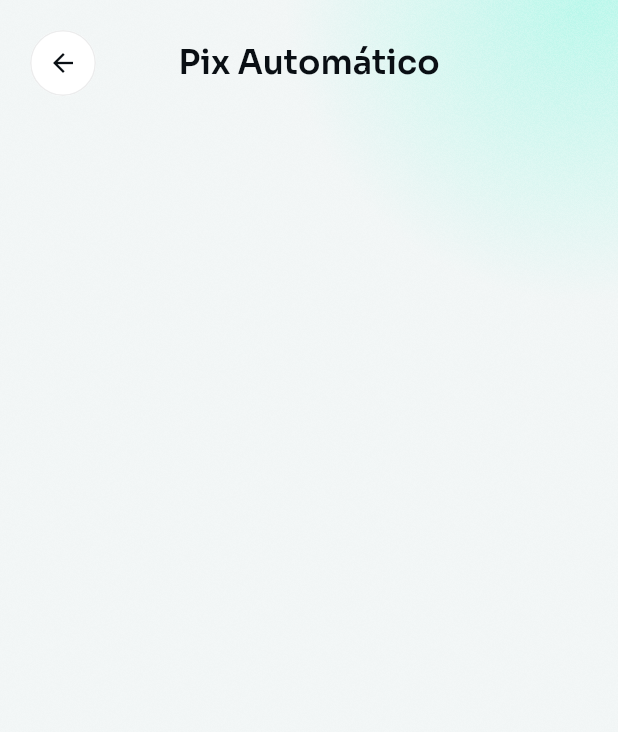
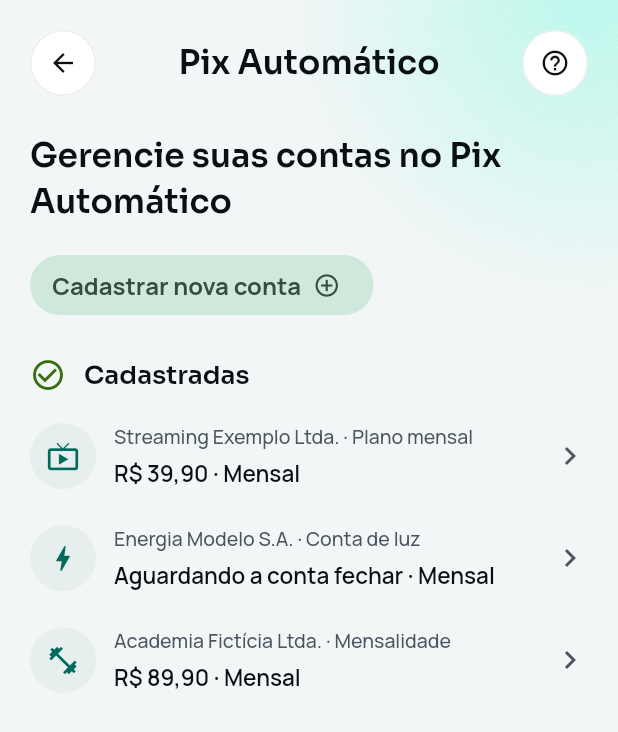
Before and after one commit to renatomf/next-bank, a Flutter app: the PixAutomaticScreen screen opened by its route, on a phone screen of 412 x 824 dp. Shown: the top 732 px of the screen. Run offline on Flutter 3.47's test engine with Material 3 defaults, Android fonts, the phone set to English and light mode, and no system bars; our stand-ins replace copy_with_extension, dio, flutter_riverpod, flutter_secure_storage, go_router, local_auth and 2 more; missing offline and left inert: local_auth_android, mobile_scanner, qr; accounts and stored records are empty; project files that could hold a hidden picture were left out.

Commit message:
feat(mobile): lay out the Pix Automático screen, layout only
The blank screen gets the registered accounts: three made-up companies,
each opening a sheet with its details, the payer being the customer with
the CPF masked (READ-02). Registering, help, Definir, the category and
Abrir say they are coming. The examples live in their own file, to go
when Pix Automático comes from the server.

Co-Authored-By: Claude Opus 5.5 <noreply@anthropic.com>

```diff
--- /dev/null
+++ b/apps/mobile/lib/features/pix/presentation/automatic/automatic_payment_tile.dart
@@ -0,0 +1,72 @@
+import 'package:design_system/design_system.dart';
+import 'package:flutter/material.dart';
+import 'package:next_bank/features/pix/presentation/automatic/example_automatic_payments.dart';
+
+/// One account in Pix Automático: its icon in a circle, the company and
+/// what it is, the amount and how often, and an arrow to its details.
+class AutomaticPaymentTile extends StatelessWidget {
+  /// Creates the row for [payment].
+  const new({required this.payment, required this.onTap, super.key});
+
+  /// The account shown.
+  final ExampleAutomaticPayment payment;
+
+  /// Opens the account's details.
+  final VoidCallback onTap;
+
+  @override
+  Widget build(BuildContext context) {
+    final colors = context.nbColors;
+    final title = '${payment.company} · ${payment.description}';
+    final amount = '${payment.amount} · ${payment.frequency}';
+
+    return Semantics(
+      button: true,
+      label: '$title. $amount',
+      onTap: onTap,
+      excludeSemantics: true,
+      child: InkWell(
+        onTap: onTap,
+        borderRadius: BorderRadius.circular(NbRadius.boxInner),
+        child: Padding(
+          padding: const EdgeInsets.symmetric(vertical: NbSpace.md),
+          child: Row(
+            children: [
+              Container(
+                width: NbSize.touch,
+                height: NbSize.touch,
+                decoration: BoxDecoration(
+                  color: colors.surface2,
+                  shape: BoxShape.circle,
+                ),
+                child: Icon(
+                  payment.icon,
+                  size: NbSize.icon,
+                  color: colors.accent,
+                ),
+              ),
+              const SizedBox(width: NbSpace.md),
+              Expanded(
+                child: Column(
+                  crossAxisAlignment: CrossAxisAlignment.start,
+                  spacing: NbSpace.xs,
+                  children: [
+                    Text(
+                      title,
+                      style: NbType.caption.copyWith(color: colors.textMuted),
+                    ),
+                    Text(
+                      amount,
+                      style: NbType.bodyText.copyWith(color: colors.text),
+                    ),
+                  ],
+                ),
+              ),
+              Icon(Icons.chevron_right, color: colors.textMuted),
+            ],
+          ),
+        ),
+      ),
+    );
+  }
+}
--- /dev/null
+++ b/apps/mobile/lib/features/pix/presentation/automatic/example_automatic_payments.dart
@@ -0,0 +1,43 @@
+import 'package:flutter/material.dart';
+
+/// One example account in Pix Automático, shown while it has no backend.
+typedef ExampleAutomaticPayment = ({
+  IconData icon,
+  String company,
+  String description,
+
+  /// The amount, or what it waits for when the bill varies.
+  String amount,
+  String frequency,
+  String minimum,
+});
+
+/// The examples the screen lists (v1.1.0 plan, task 4.7): made-up
+/// companies, no real data. They go away when Pix Automático comes from
+/// the server.
+const List<ExampleAutomaticPayment> exampleAutomaticPayments = [
+  (
+    icon: Icons.live_tv_outlined,
+    company: 'Streaming Exemplo Ltda.',
+    description: 'Plano mensal',
+    amount: r'R$ 39,90',
+    frequency: 'Mensal',
+    minimum: r'R$ 39,90',
+  ),
+  (
+    icon: Icons.bolt_outlined,
+    company: 'Energia Modelo S.A.',
+    description: 'Conta de luz',
+    amount: 'Aguardando a conta fechar',
+    frequency: 'Mensal',
+    minimum: r'R$ 50,00',
+  ),
+  (
+    icon: Icons.fitness_center_outlined,
+    company: 'Academia Fictícia Ltda.',
+    description: 'Mensalidade',
+    amount: r'R$ 89,90',
+    frequency: 'Mensal',
+    minimum: r'R$ 89,90',
+  ),
+];
--- a/apps/mobile/lib/features/pix/presentation/automatic/pix_automatic_screen.dart
+++ b/apps/mobile/lib/features/pix/presentation/automatic/pix_automatic_screen.dart
@@ -1,9 +1,12 @@
 import 'package:design_system/design_system.dart';
 import 'package:flutter/material.dart';
+import 'package:next_bank/features/pix/presentation/automatic/automatic_payment_sheet.dart';
+import 'package:next_bank/features/pix/presentation/automatic/automatic_payment_tile.dart';
+import 'package:next_bank/features/pix/presentation/automatic/example_automatic_payments.dart';
 
-/// Pix Automático, recurring payments authorized once: blank for now, only
-/// its header and the way back (v1.1.0 plan, task 4.2); its layout comes with
-/// a task of its own.
+/// Pix Automático (v1.1.0 plan, task 4.7), layout only for now: the
+/// registered accounts, each opening its details in a sheet. Registering
+/// and help say they are coming.
 class PixAutomaticScreen extends StatelessWidget {
   /// Creates the screen; the router says where back goes.
   const new({required this.onBack, super.key});
@@ -12,23 +15,67 @@ class PixAutomaticScreen extends StatelessWidget {
   final VoidCallback onBack;
 
   @override
-  Widget build(BuildContext context) => Scaffold(
-    body: GlowBackground(
-      child: SafeArea(
-        child: Padding(
-          padding: const EdgeInsets.all(NbSpace.screen),
-          child: Column(
+  Widget build(BuildContext context) {
+    final colors = context.nbColors;
+    void sayComingSoon() =>
+        showNbToast(context, 'Em breve.', icon: Icons.info_outline);
+
+    return Scaffold(
+      body: GlowBackground(
+        child: SafeArea(
+          child: ListView(
+            padding: const EdgeInsets.all(NbSpace.screen),
             children: [
               ScreenHeader(
                 title: 'Pix Automático',
                 icon: Icons.arrow_back,
                 iconLabel: 'Voltar',
                 onPressed: onBack,
+                action: IconCircleButton(
+                  icon: Icons.help_outline,
+                  label: 'Ajuda',
+                  onPressed: sayComingSoon,
+                ),
               ),
+              const SizedBox(height: NbSpace.xl),
+              Text(
+                'Gerencie suas contas no Pix Automático',
+                style: NbType.screenTitle.copyWith(color: colors.text),
+              ),
+              const SizedBox(height: NbSpace.lg),
+              Align(
+                alignment: Alignment.centerLeft,
+                child: FilledButton.tonalIcon(
+                  onPressed: sayComingSoon,
+                  icon: const Icon(Icons.add_circle_outline),
+                  label: const Text('Cadastrar nova conta'),
+                  iconAlignment: IconAlignment.end,
+                ),
+              ),
+              const SizedBox(height: NbSpace.xl),
+              Row(
+                spacing: NbSpace.md,
+                children: [
+                  Icon(Icons.check_circle_outline, color: colors.success),
+                  Semantics(
+                    header: true,
+                    child: Text(
+                      'Cadastradas',
+                      style: NbType.sectionTitle.copyWith(color: colors.text),
+                    ),
+                  ),
+                ],
+              ),
+              const SizedBox(height: NbSpace.sm),
+              for (final payment in exampleAutomaticPayments)
+                AutomaticPaymentTile(
+                  payment: payment,
+                  onTap: () => showAutomaticPaymentSheet(context, payment),
+                ),
             ],
           ),
         ),
       ),
-    ),
-  );
+    );
+  }
 }
```
Also changed, not shown: apps/mobile/lib/features/pix/presentation/automatic/automatic_payment_sheet.dart (added, +218 -0 lines).
